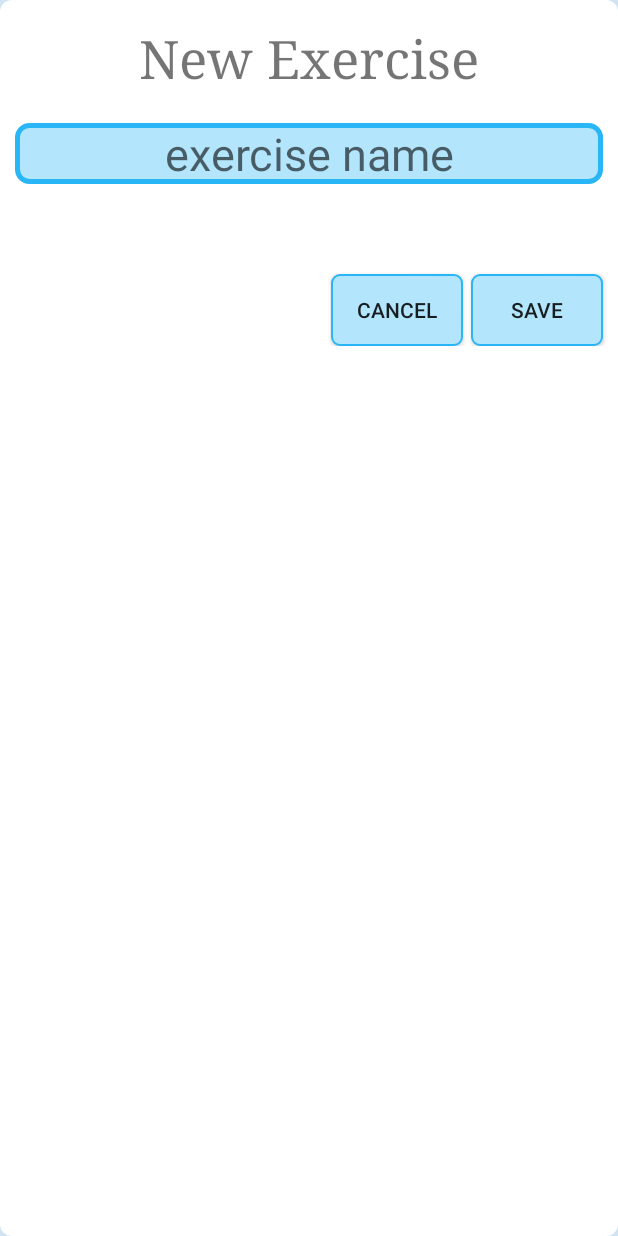
After one commit to danwan754/WorkOut, an Android app: the layout dialog_add_exercise.xml on its own in the app's theme, with its tools: preview values and no code run, on a phone screen of 412 x 824 dp. The commit adds this screen. Run offline under Robolectric (Android 15) with nearby library versions, the phone set to English and light mode, and no system bars.

Commit message:
Style buttons in settings and add dialogs

```diff
--- /dev/null
+++ b/app/src/main/res/drawable/button_dialog_add_exercise.xml
@@ -0,0 +1,14 @@
+<?xml version="1.0" encoding="utf-8"?>
+<selector xmlns:android="http://schemas.android.com/apk/res/android">
+    <item>
+        <shape>
+            <solid
+                android:color="#B3E5FC" />
+            <stroke
+                android:width="1dp"
+                android:color="#29B6F6" />
+            <corners
+                android:radius="5dp" />
+        </shape>
+    </item>
+</selector>
--- /dev/null
+++ b/app/src/main/res/drawable/dialog_add_exercise.xml
@@ -0,0 +1,13 @@
+<?xml version="1.0" encoding="utf-8"?>
+<selector xmlns:android="http://schemas.android.com/apk/res/android">
+
+    <item>
+        <shape>
+            <solid
+                android:color="#FFFFFF" />
+            <corners
+                android:radius="8dp" />
+        </shape>
+    </item>
+
+</selector>
--- a/app/src/main/res/layout/activity_main.xml
+++ b/app/src/main/res/layout/activity_main.xml
@@ -6,8 +6,10 @@
     xmlns:tools="http://schemas.android.com/tools"
     android:layout_width="match_parent"
     android:layout_height="match_parent"
+    android:clickable="true"
     android:focusable="true"
     android:focusableInTouchMode="true"
+    android:onClick="hideKeyboard"
     tools:context=".MainActivity">
 
     <android.support.v7.widget.Toolbar
@@ -47,7 +49,7 @@
         android:layout_centerInParent="true"
         android:layout_marginTop="44dp"
         android:layout_marginEnd="4dp"
-        android:background="@drawable/edittext_box"
+        android:background="@drawable/editview_add_exercise"
         android:gravity="center"
         android:inputType="number"
         android:selectAllOnFocus="true"
@@ -82,7 +84,7 @@
         android:layout_centerInParent="true"
         android:layout_marginTop="24dp"
         android:layout_marginEnd="4dp"
-        android:background="@drawable/edittext_box"
+        android:background="@drawable/editview_add_exercise"
         android:gravity="center"
         android:inputType="number"
         android:selectAllOnFocus="true"
--- /dev/null
+++ b/app/src/main/res/layout/dialog_add_exercise.xml
@@ -0,0 +1,59 @@
+<LinearLayout
+    xmlns:android="http://schemas.android.com/apk/res/android"
+    android:id="@+id/linearLayout"
+    android:orientation="vertical"
+    android:layout_width="match_parent"
+    android:layout_height="match_parent"
+    android:background="@drawable/dialog_add_exercise">
+
+
+    <TextView
+        android:id="@+id/new_exercise_textview"
+        android:layout_width="match_parent"
+        android:layout_height="wrap_content"
+        android:padding="10dp"
+        android:gravity="center"
+        android:inputType="textPersonName"
+        android:text="New Exercise"
+        android:textSize="35sp"
+        android:layout_marginTop="5dp"
+        android:fontFamily="serif"/>
+
+    <EditText
+        android:id="@+id/name_to_add_edit_text"
+        android:layout_width="match_parent"
+        android:layout_height="wrap_content"
+        android:layout_margin="10dp"
+        android:background="@drawable/editview_add_exercise"
+        android:gravity="center"
+        android:hint="exercise name"
+        android:inputType="text"
+        android:textSize="30sp" />
+
+    <LinearLayout
+        android:layout_width="match_parent"
+        android:layout_height="wrap_content"
+        android:orientation="horizontal"
+        android:gravity="right"
+        android:paddingBottom="5dp">
+
+        <Button
+            android:id="@+id/add_cancel_button"
+            android:layout_width="wrap_content"
+            android:layout_height="wrap_content"
+            android:layout_marginTop="50dp"
+            android:layout_marginRight="5dp"
+            android:background="@drawable/button_dialog_add_exercise"
+            android:text="Cancel" />
+
+        <Button
+            android:id="@+id/add_save_button"
+            android:layout_width="wrap_content"
+            android:layout_height="wrap_content"
+            android:layout_marginTop="50dp"
+            android:layout_marginRight="10dp"
+            android:background="@drawable/button_dialog_add_exercise"
+            android:text="Save" />
+    </LinearLayout>
+
+</LinearLayout>
--- a/app/src/main/res/layout/dialog_name.xml
+++ b/app/src/main/res/layout/dialog_name.xml
@@ -25,7 +25,7 @@
         android:layout_width="match_parent"
         android:layout_height="wrap_content"
         android:layout_margin="10dp"
-        android:background="@drawable/edittext_box"
+        android:background="@drawable/editview_add_exercise"
         android:gravity="center"
         android:hint="exercise name"
         android:inputType="text"
```
Also changed, not shown: app/src/main/java/com/example/dan/workout/HomeActivity.java (+49 -25 lines), app/src/main/java/com/example/dan/workout/MainActivity.java (+6 -2 lines), app/src/main/java/com/example/dan/workout/dialog/AddExerciseDialog.java (added, +74 -0 lines), app/src/main/res/layout/dialog_settings.xml (+4 -9 lines), app/src/main/res/drawable/editview_add_exercise.xml (renamed from app/src/main/res/drawable/edittext_box.xml).
